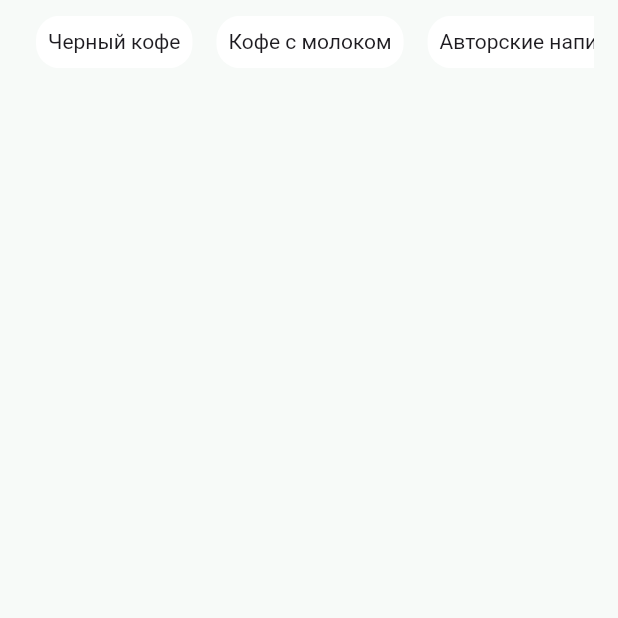
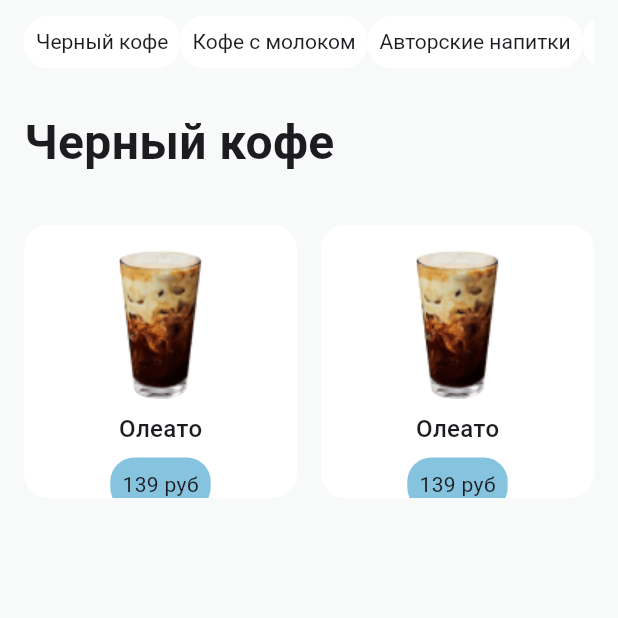
Before and after one commit to andreksus/CoffeeApp, a Flutter app: the screen it shows after launch, on a phone screen of 412 x 824 dp, the top half of it. Run offline on Flutter 3.47's test engine with Material 3 defaults, Android fonts, the phone set to English and light mode, and no system bars; generated files the repository leaves out were written again.

Commit message:
Added title and coffee card

```diff
--- /dev/null
+++ b/lib/src/features/menu/view/category-title.dart
@@ -0,0 +1,17 @@
+import 'package:flutter/material.dart';
+
+class CategoryTitle extends StatelessWidget {
+  const CategoryTitle({super.key});
+
+  @override
+  Widget build(BuildContext context) {
+    return const SizedBox(
+        child: Text(
+      "Черный кофе",
+      style: TextStyle(
+        fontWeight: FontWeight.w600,
+        fontSize: 32,
+      ),
+    ));
+  }
+}
--- a/lib/src/features/menu/view/category.dart
+++ b/lib/src/features/menu/view/category.dart
@@ -19,7 +19,6 @@ class _Category extends State<Category> {
           isActive = !isActive;
         }),
         child: Container(
-          margin: const EdgeInsets.symmetric(horizontal: 8.0),
           padding: const EdgeInsets.all(8.0),
           decoration: BoxDecoration(
             color: const Color(0xff85C3DE),
@@ -38,7 +37,6 @@ class _Category extends State<Category> {
           isActive = true;
         }),
         child: Container(
-          margin: const EdgeInsets.symmetric(horizontal: 8.0),
           padding: const EdgeInsets.all(8.0),
           decoration: BoxDecoration(
             color: Colors.white,
--- /dev/null
+++ b/lib/src/features/menu/view/coffee-card.dart
@@ -0,0 +1,37 @@
+import 'package:flutter/material.dart';
+
+class CoffeeCard extends StatelessWidget {
+  const CoffeeCard({super.key});
+
+  @override
+  Widget build(BuildContext context) {
+    return Container(
+        decoration: BoxDecoration(
+            color: Colors.white, borderRadius: BorderRadius.circular(16.0)),
+        child: SingleChildScrollView(
+          child: Column(
+            children: [
+              Padding(
+                  padding: const EdgeInsets.only(top: 16, bottom: 8),
+                  child: Image.asset('lib/src/assets/coffee.png')),
+              const Padding(
+                  padding: EdgeInsets.only(bottom: 8),
+                  child: Text("Олеато",
+                      style:
+                          TextStyle(fontSize: 16, fontWeight: FontWeight.w500))),
+              Container(
+                padding: const EdgeInsets.all(8),
+                decoration: BoxDecoration(
+                  color: const Color(0xff85C3DE),
+                  borderRadius: BorderRadius.circular(16.0),
+                ),
+                child: const Text("139 руб",
+                    style: TextStyle(
+                      fontSize: 14,
+                    )),
+              )
+            ],
+          ),
+        ));
+  }
+}
--- a/lib/src/features/menu/view/menu.dart
+++ b/lib/src/features/menu/view/menu.dart
@@ -1,5 +1,7 @@
 import 'package:coffee_app/src/features/menu/data/categories.dart';
 import 'package:coffee_app/src/features/menu/view/categories.dart';
+import 'package:coffee_app/src/features/menu/view/category-title.dart';
+import 'package:coffee_app/src/features/menu/view/coffee-card.dart';
 import 'package:flutter/material.dart';
 
 class Menu extends StatelessWidget {
@@ -13,8 +15,20 @@ class Menu extends StatelessWidget {
         backgroundColor: const Color(0xffF7FAF8),
         title: const Categories(categories: categories),
       ),
-      body: const CustomScrollView(slivers: [
-
+      body: CustomScrollView(slivers: [
+        const SliverPadding(
+            padding: EdgeInsets.all(16),
+            sliver: SliverToBoxAdapter(child: CategoryTitle())),
+        SliverPadding(
+            padding: const EdgeInsets.all(16),
+            sliver: SliverGrid.count(
+              crossAxisSpacing: 16,
+              crossAxisCount: 2,
+              children: const [
+                CoffeeCard(),
+                CoffeeCard(),
+              ],
+            ))
       ]),
     );
   }
--- a/pubspec.yaml
+++ b/pubspec.yaml
@@ -22,3 +22,6 @@ flutter:
   uses-material-design: true
 
   generate: true
+
+  assets:
+    - lib/src/assets/
```
Also changed, not shown: lib/src/features/menu/view/home-page.dart (added, +81 -0 lines), lib/src/assets/coffee.png (added).
